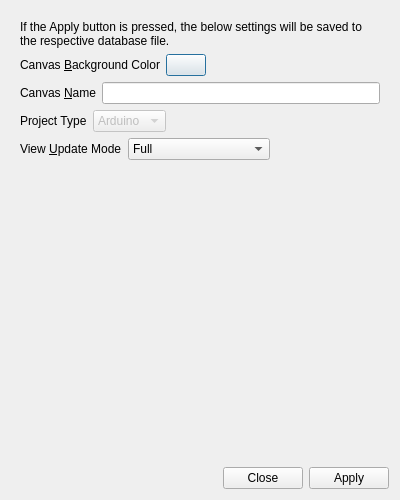
Old version of the form UI/glowbot-canvas-settings.ui in the repository textbrowser/glitch.
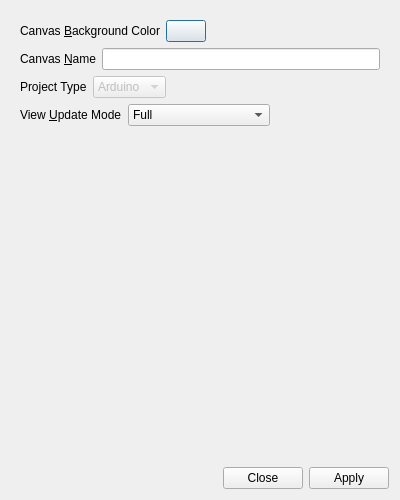
New version of the form. Icons and pictures are not drawn.

Commit message: Redo/undo canvas settings.

Diff of the .ui file:
```diff
--- a/UI/glowbot-canvas-settings.ui
+++ b/UI/glowbot-canvas-settings.ui
@@ -36,22 +36,6 @@
        </rect>
       </property>
       <layout class="QVBoxLayout" name="verticalLayout_2">
-       <item>
-        <widget class="QLabel" name="label_5">
-         <property name="sizePolicy">
-          <sizepolicy hsizetype="Preferred" vsizetype="Fixed">
-           <horstretch>0</horstretch>
-           <verstretch>0</verstretch>
-          </sizepolicy>
-         </property>
-         <property name="text">
-          <string>If the Apply button is pressed, the below settings will be saved to the respective database file.</string>
-         </property>
-         <property name="wordWrap">
-          <bool>true</bool>
-         </property>
-        </widget>
-       </item>
        <item>
         <layout class="QHBoxLayout" name="horizontalLayout_2">
          <item>
```
The commit also changes 6 other files.
